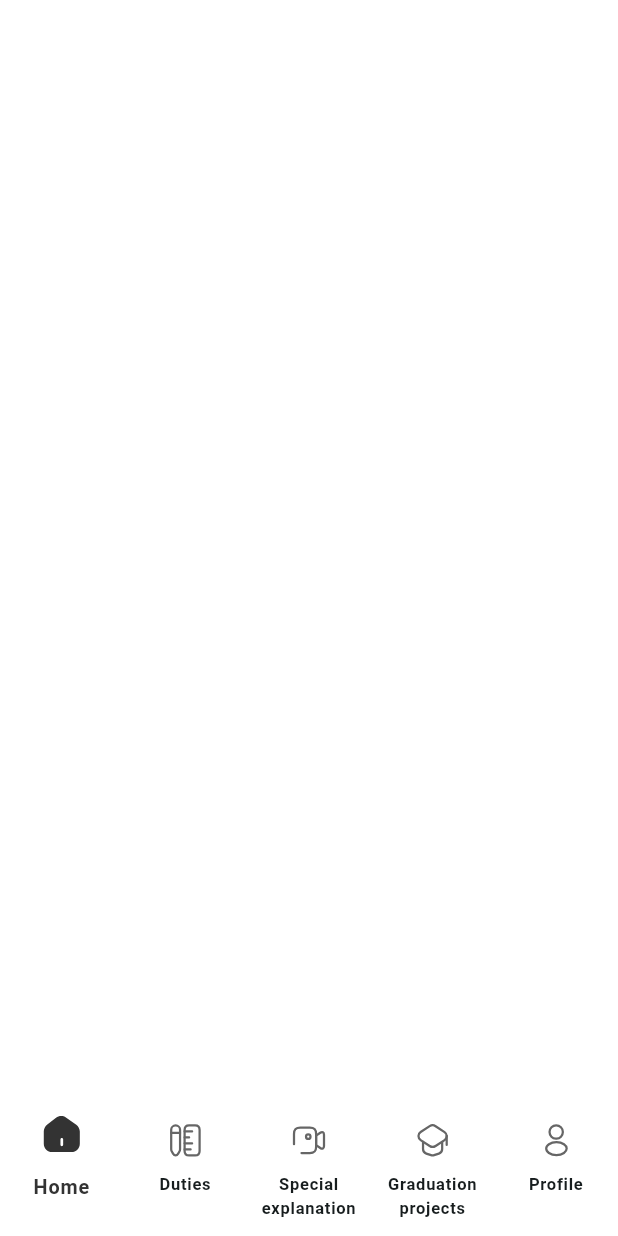
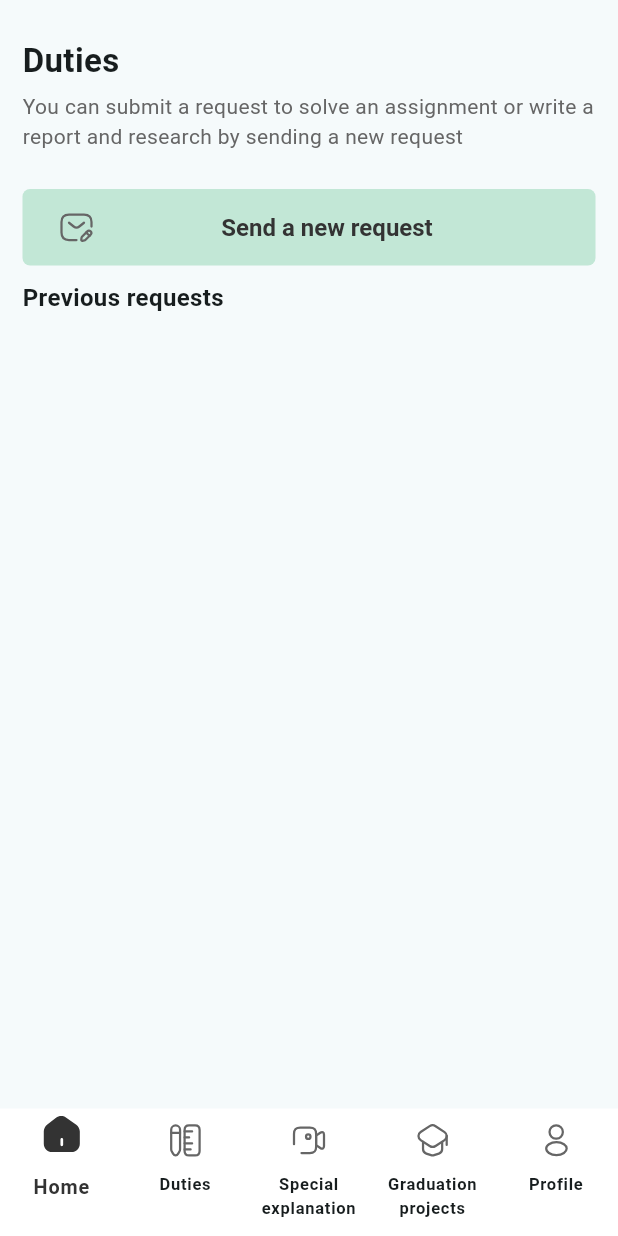
Before and after one commit to kawad852/bebrain, a Flutter app: the screen it shows after launch, swiped to page 2, on a phone screen of 412 x 824 dp. Run offline on Flutter 3.47's test engine with Material 3 defaults, Android fonts, the phone set to English and light mode, and no system bars; our stand-ins replace cached_network_image, carousel_slider, firebase_auth, firebase_messaging, flutter_easyloading, flutter_local_notifications and 6 more; missing offline and left inert: android_intent_plus; accounts and stored records are empty; generated files the repository leaves out were written again; network calls fail; Roboto replaces fonts that are missing (Cairo); project files that could hold a hidden picture were left out.

Commit message:
department design

```diff
--- a/lib/l10n/app_en.arb
+++ b/lib/l10n/app_en.arb
@@ -38,6 +38,17 @@
   "helper":"Helper",
   "pursueEducation":"Pursue education",
   "more":"More",
-  "distinguishedLecturers":"Distinguished lecturers"
+  "distinguishedLecturers":"Distinguished lecturers",
+  "course":"course",
+  "subscriber":"subscriber",
+  "searchCourse":"Search for the name of the course or part of a course",
+  "lecturers":"Lecturers",
+  "courses":"Courses",
+  "video":"video",
+  "axes":"axes",
+  "requestSolveAssignment":"You can submit a request to solve an assignment or write a report and research by sending a new request",
+  "sendNewRequest":"Send a new request",
+  "previousRequests":"Previous requests",
+  "requestNumber":"Request number"
 
 }
--- a/lib/screens/duties/duties_screen.dart
+++ b/lib/screens/duties/duties_screen.dart
@@ -1,3 +1,7 @@
+import 'package:bebrain/utils/base_extensions.dart';
+import 'package:bebrain/utils/my_icons.dart';
+import 'package:bebrain/widgets/custom_svg.dart';
+import 'package:bebrain/widgets/stretch_button.dart';
 import 'package:flutter/material.dart';
 
 class DutiesScreen extends StatefulWidget {
@@ -10,6 +14,68 @@ class DutiesScreen extends StatefulWidget {
 class _DutiesScreenState extends State<DutiesScreen> {
   @override
   Widget build(BuildContext context) {
-    return Container();
+    return Scaffold(
+      body: SafeArea(
+        child: Padding(
+          padding: const EdgeInsetsDirectional.symmetric(horizontal: 15),
+          child: CustomScrollView(
+            slivers: [
+              SliverToBoxAdapter(
+                child: Column(
+                  crossAxisAlignment: CrossAxisAlignment.start,
+                  children: [
+                    Padding(
+                      padding:
+                          const EdgeInsetsDirectional.only(top: 25, bottom: 5),
+                      child: Text(
+                        context.appLocalization.duties,
+                        style: const TextStyle(
+                          fontSize: 22,
+                          fontWeight: FontWeight.bold,
+                        ),
+                      ),
+                    ),
+                    Text(
+                      context.appLocalization.requestSolveAssignment,
+                      style: TextStyle(
+                        color: context.colorPalette.grey66,
+                        fontSize: 14,
+                      ),
+                    ),
+                    StretchedButton(
+                      onPressed: () {},
+                      margin:
+                          const EdgeInsetsDirectional.only(top: 25, bottom: 10),
+                      child: Row(
+                        children: [
+                          const CustomSvg(MyIcons.message),
+                          const Expanded(child: SizedBox.shrink()),
+                          Text(
+                            context.appLocalization.sendNewRequest,
+                            style: TextStyle(
+                              fontSize: 16,
+                              color: context.colorPalette.black33,
+                              fontWeight: FontWeight.bold,
+                            ),
+                          ),
+                          const Expanded(child: SizedBox.shrink()),
+                        ],
+                      ),
+                    ),
+                    Text(
+                      context.appLocalization.previousRequests,
+                      style: const TextStyle(
+                        fontSize: 16,
+                        fontWeight: FontWeight.bold,
+                      ),
+                    )
+                  ],
+                ),
+              ),
+            ],
+          ),
+        ),
+      ),
+    );
   }
 }
--- a/lib/screens/home/home_screen.dart
+++ b/lib/screens/home/home_screen.dart
@@ -1,7 +1,7 @@
 import 'package:bebrain/screens/home/widgets/action_container.dart';
 import 'package:bebrain/screens/home/widgets/appbar_text.dart';
 import 'package:bebrain/screens/home/widgets/departments_card.dart';
-import 'package:bebrain/screens/home/widgets/distinguished_lectures.dart';
+import 'package:bebrain/widgets/distinguished_lectures.dart';
 import 'package:bebrain/screens/home/widgets/eduction_card.dart';
 import 'package:bebrain/screens/home/widgets/my_subscription.dart';
 import 'package:bebrain/utils/app_constants.dart';
@@ -132,8 +132,8 @@ class _HomeScreenState extends State<HomeScreen> {
               },
             ),
           ),
-          const SliverToBoxAdapter(
-            child: DistinguishedLectures(),
+           SliverToBoxAdapter(
+            child: DistinguishedLectures(title: context.appLocalization.distinguishedLecturers),
           ),
         ],
       ),
--- a/lib/utils/color_palette.dart
+++ b/lib/utils/color_palette.dart
@@ -23,6 +23,8 @@ class ColorPalette {
   Color get grey66 => const Color(0xFF666666);
   Color get grey99 => const Color(0xFF999999);
   Color get greyEEE => const Color(0xFFEEEDED);
+  Color get greyF2F => const Color(0xFFF2F2F2);
+
 
 
 
--- a/lib/utils/my_icons.dart
+++ b/lib/utils/my_icons.dart
@@ -16,6 +16,12 @@ class MyIcons {
   static const String help = '${_path}help.svg';
   static const String eductionCircle = '${_path}eduction_circle.svg';
   static const String star = '${_path}star.svg';
+  static const String search = '${_path}search.svg';
+  static const String subscription = '${_path}subscription.svg';
+  static const String teacher = '${_path}teacher.svg';
+  static const String video = '${_path}video.svg';
+  static const String axes = '${_path}axes.svg';
+  static const String message = '${_path}message.svg';
 
 
 
--- a/lib/widgets/stretch_button.dart
+++ b/lib/widgets/stretch_button.dart
@@ -23,7 +23,8 @@ class StretchedButton extends StatelessWidget {
       child: FilledButton(
         onPressed: onPressed,
         style: FilledButton.styleFrom(
-          minimumSize: Size.fromHeight(context.systemButtonHeight + 4),
+          backgroundColor: context.colorPalette.blueC2E,
+          minimumSize: Size.fromHeight(context.systemButtonHeight + 15),
           textStyle: TextStyle(fontSize: 17, fontFamily: MyTheme.fontFamily),
         ),
         child: child,
```
Also changed, not shown: lib/l10n/app_ar.arb (+12 -1 lines), lib/screens/department/department_screen.dart (added, +130 -0 lines), lib/screens/department/widgets/course_card.dart (added, +85 -0 lines), lib/screens/department/widgets/text_course.dart (added, +29 -0 lines), lib/screens/home/widgets/departments_card.dart (+12 -39 lines), lib/widgets/distinguished_lectures.dart (renamed from lib/screens/home/widgets/distinguished_lectures.dart, +13 -25 lines), lib/widgets/evaluation_star.dart (added, +33 -0 lines), lib/widgets/more_button.dart (added, +31 -0 lines), assets/icons/axes.svg (added), assets/icons/message.svg (added), assets/icons/search.svg (added), assets/icons/subscription.svg (added), assets/icons/teacher.svg (added), assets/icons/video.svg (added).
